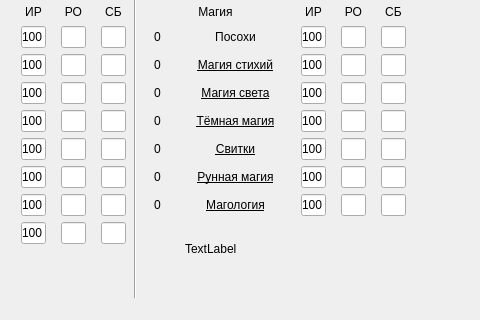
The window that gui.ui (ChaoticSteve/CharSheet-NEWLIGHT-) describes before a commit, drawn with Qt 5; both pictures show x 675 to 1155 and y 297 to 617 of the 1248 by 617 pixel window.
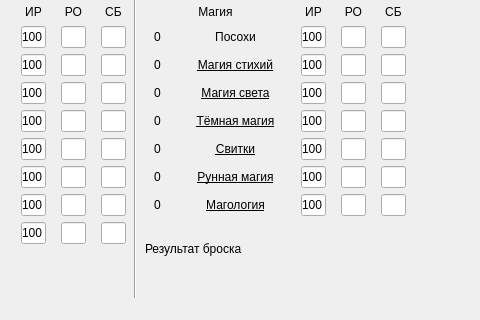
The same window after the commit.

Patch:
```diff
--- a/gui.ui
+++ b/gui.ui
@@ -6157,14 +6157,14 @@
    <widget class="QLabel" name="result">
     <property name="geometry">
      <rect>
-      <x>860</x>
+      <x>820</x>
       <y>530</y>
-      <width>111</width>
+      <width>191</width>
       <height>31</height>
      </rect>
     </property>
     <property name="text">
-     <string>TextLabel</string>
+     <string>Результат броска</string>
     </property>
    </widget>
   </widget>
```
